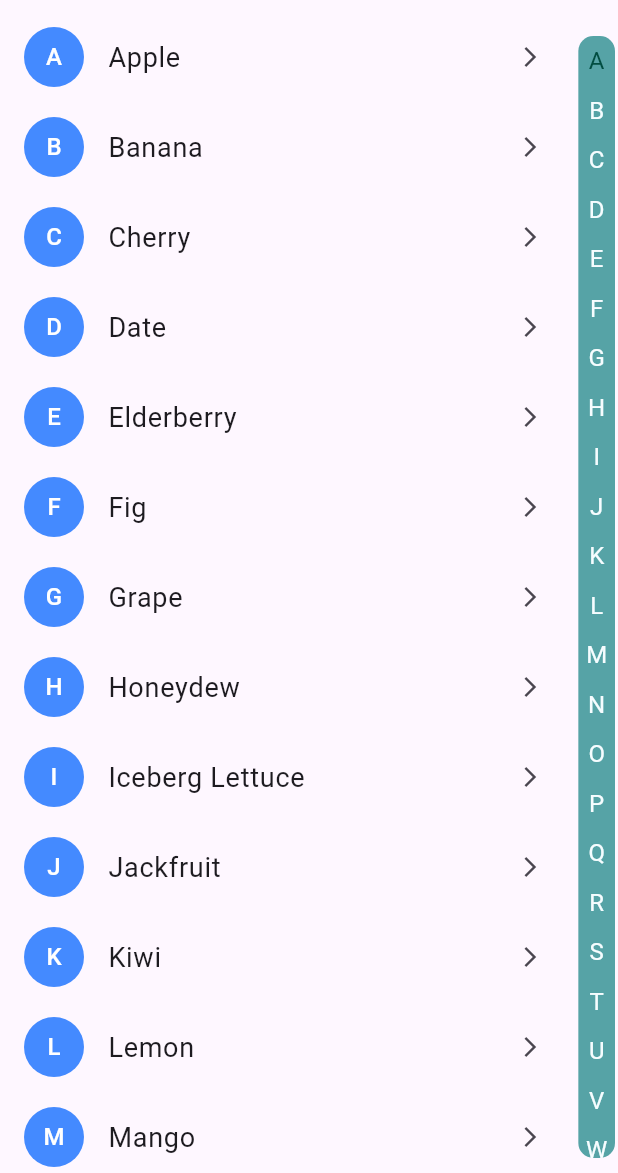
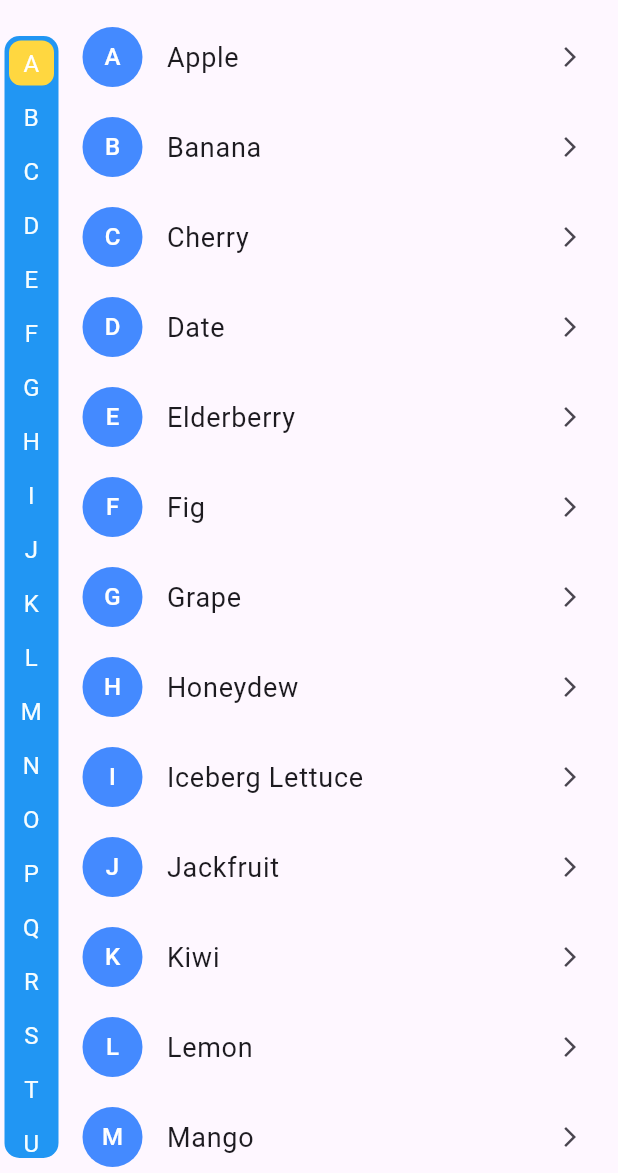
Before and after one commit to DeveloperKits/alphabet_navigation, a Flutter app: the screen it shows after launch, on a phone screen of 412 x 824 dp, the part 63-1236 px from its top. Run offline on Flutter 3.47's test engine with Material 3 defaults, Android fonts, the phone set to English and light mode, and no system bars.

Commit message:
added alpha list direction & more dynamic

```diff
--- a/example/lib/main.dart
+++ b/example/lib/main.dart
@@ -8,7 +8,7 @@ void main() {
 class MyApp extends StatelessWidget {
   const MyApp({super.key});
 
-  // This widget is the root of your application.
+  /// This widget is the root of your application.
   @override
   Widget build(BuildContext context) {
     return MaterialApp(
@@ -27,7 +27,7 @@ class AlphabetListViewExample extends StatelessWidget {
 
   @override
   Widget build(BuildContext context) {
-    // A sample list of items to display
+    /// A sample list of items to display
     List<String> stringList = [
       'Apple', 'Banana', 'Cherry', 'Date', 'Elderberry', 'Fig', 'Grape',
       'Honeydew', 'Iceberg Lettuce', 'Jackfruit', 'Kiwi', 'Lemon', 'Mango',
@@ -35,7 +35,7 @@ class AlphabetListViewExample extends StatelessWidget {
       'Tomato', 'Ugli Fruit', 'Vanilla Bean', 'Watermelon', 'Xigua', 'Yam', 'Zucchini'
     ];
 
-    // The dynamic list (can be more complex, such as objects)
+    /// The dynamic list (can be more complex, such as objects)
     List<dynamic> dynamicList = stringList;
 
     return Scaffold(
@@ -44,10 +44,14 @@ class AlphabetListViewExample extends StatelessWidget {
         centerTitle: true,
       ),
       body: AlphabetNavigation(
-        stringList: stringList, // Pass the string list for alphabet mapping
-        dynamicList: dynamicList, // Pass the dynamic list for content
+        stringList: stringList, /// Pass the string list for alphabet mapping
+        dynamicList: dynamicList, /// Pass the dynamic list for content
+        backgroundColor: Colors.blue, /// Background color for alphabet list
+        selectedColor: Colors.white,
+        circleSelectedLetter: true, /// Circle background color for the selected letter
+        listDirectionLeft: true, /// Direction of the list. If true, the list will be from right to left
         itemBuilder: (context, index) {
-          // Build the item widget
+          /// Build the item widget
           return ListTile(
             dense: true,
             shape: RoundedRectangleBorder(borderRadius: BorderRadius.circular(10)),
--- a/lib/alphabet_navigation.dart
+++ b/lib/alphabet_navigation.dart
@@ -2,21 +2,48 @@ library alphabet_navigation;
 
 import 'package:flutter/material.dart';
 
+
 class AlphabetNavigation extends StatefulWidget {
-  final List<String> stringList; // List of strings (for mapping alphabet positions)
-  final List<dynamic> dynamicList; // The actual data (genericList, classList, etc.)
-  final Color backgroundColor; // alphabet list Background color
-  final Color selectedColor; // Selected alphabet color
-  final Color unselectedColor; // Unselected alphabet color
-  final Function(BuildContext, int) itemBuilder; // Item builder for dynamic list
+  final List<String> stringList;
+  final List<dynamic> dynamicList;
 
+  final bool listDirectionLeft;
+
+  final Color backgroundColor;
+  final Color selectedColor;
+  final Color unselectedColor;
+
+  final bool circleSelectedLetter;
+  final Color circleSelectedBackgroundColor;
+  final double circleBorderRadius;
+
+
+  final Function(BuildContext, int) itemBuilder;
+
+  /// A Flutter package that provides a dynamic, scrollable list view with an alphabetical index.
+  ///
+  /// #### Params:
+  /// * [stringList] List of strings (for mapping alphabet positions)
+  /// * [dynamicList] List of dynamic data (actual data to be displayed)
+  /// * [listDirectionLeft] Direction of the list. If true, the list will be from right to left (optional)
+  /// * [backgroundColor] Background color (optional)
+  /// * [selectedColor] Selected alphabet color (optional)
+  /// * [unselectedColor] Unselected alphabet color (optional)
+  /// * [circleSelectedLetter] Circle the selected letter (optional)
+  /// * [circleSelectedBackgroundColor] Background color for the selected letter (optional)
+  /// * [circleBorderRadius] Border radius for the selected letter circle (optional)
+  /// * [itemBuilder] Item builder for dynamic list which returns a [Widget] for each item
   const AlphabetNavigation({
     Key? key,
     required this.stringList,
     required this.dynamicList,
+    this.listDirectionLeft = false,
     this.backgroundColor = const Color(0xFF56A3A6),
     this.selectedColor = const Color(0xFF014D41),
     this.unselectedColor = const Color(0xFFF6FDFF),
+    this.circleSelectedLetter = false,
+    this.circleSelectedBackgroundColor = Colors.amberAccent,
+    this.circleBorderRadius = 8,
     required this.itemBuilder,
   }) : super(key: key);
 
@@ -72,10 +99,23 @@ class _AlphabetNavigationState extends State<AlphabetNavigation> {
 
   @override
   Widget build(BuildContext context) {
-    return Row(
+    return widget.listDirectionLeft
+        ? Row(
             children: [
-        // Dynamic List View
-        Expanded(
+              _alphabetList(leftMargin: 3, rightMargin: 0),
+              _dynamicList(),
+            ],
+          )
+        : Row(
+            children: [
+              _dynamicList(),
+              _alphabetList(leftMargin: 0, rightMargin: 3),
+            ],
+          );
+  }
+
+  Widget _dynamicList() {
+    return Expanded(
       child: ListView.builder(
         controller: _scrollController,
         itemCount: widget.dynamicList.length,
@@ -84,11 +124,12 @@ class _AlphabetNavigationState extends State<AlphabetNavigation> {
           return widget.itemBuilder(context, index);
         },
       ),
-        ),
+    );
+  }
 
-        // Alphabet Navigation Bar
-        Container(
-          margin: const EdgeInsets.only(right: 2, top: 10, bottom: 10),
+  Widget _alphabetList({required double leftMargin, required double rightMargin}) {
+    return Container(
+      margin: EdgeInsets.only(left: leftMargin, right: rightMargin, top: 10, bottom: 10),
       decoration: BoxDecoration(
         color: widget.backgroundColor,
         borderRadius: BorderRadius.circular(10),
@@ -100,10 +141,31 @@ class _AlphabetNavigationState extends State<AlphabetNavigation> {
           children: _alphabetMap.keys.map((letter) {
             return GestureDetector(
               onTap: () => _scrollToLetter(letter),
-                  child: Padding(
-                    padding: const EdgeInsets.symmetric(vertical: 5.0, horizontal: 5.0),
+              child: widget.circleSelectedLetter
+                  ? _circleAlphaList(letter)
+                  : _normalAlphaList(letter),
+            );
+          }).toList(),
+        ),
+      ),
+    );
+  }
+
+  Widget _circleAlphaList(String letter) {
+    return Container(
+      height: 30,
+      width: 30,
+      margin: const EdgeInsets.symmetric(vertical: 3.0, horizontal: 3.0),
+      padding: const EdgeInsets.symmetric(vertical: 4.0, horizontal: 4.0),
+      decoration: BoxDecoration(
+        color: _selectedAlphabet == letter
+            ? widget.circleSelectedBackgroundColor
+            : Colors.transparent,
+        borderRadius: BorderRadius.circular(widget.circleBorderRadius),
+      ),
       child: Text(
         letter,
+        textAlign: TextAlign.center,
         style: TextStyle(
           fontSize: 16,
           color: _selectedAlphabet == letter
@@ -111,13 +173,22 @@ class _AlphabetNavigationState extends State<AlphabetNavigation> {
               : widget.unselectedColor,
         ),
       ),
-                  ),
     );
-              }).toList(),
+  }
+
+  Widget _normalAlphaList(String letter) {
+    return Padding(
+      padding: const EdgeInsets.symmetric(vertical: 5.0, horizontal: 6.0),
+      child: Text(
+        letter,
+        textAlign: TextAlign.center,
+        style: TextStyle(
+          fontSize: 16,
+          color: _selectedAlphabet == letter
+              ? widget.selectedColor
+              : widget.unselectedColor,
         ),
       ),
-        ),
-      ],
     );
   }
 
```
Lines whose indentation alone changed are shown as unchanged.
